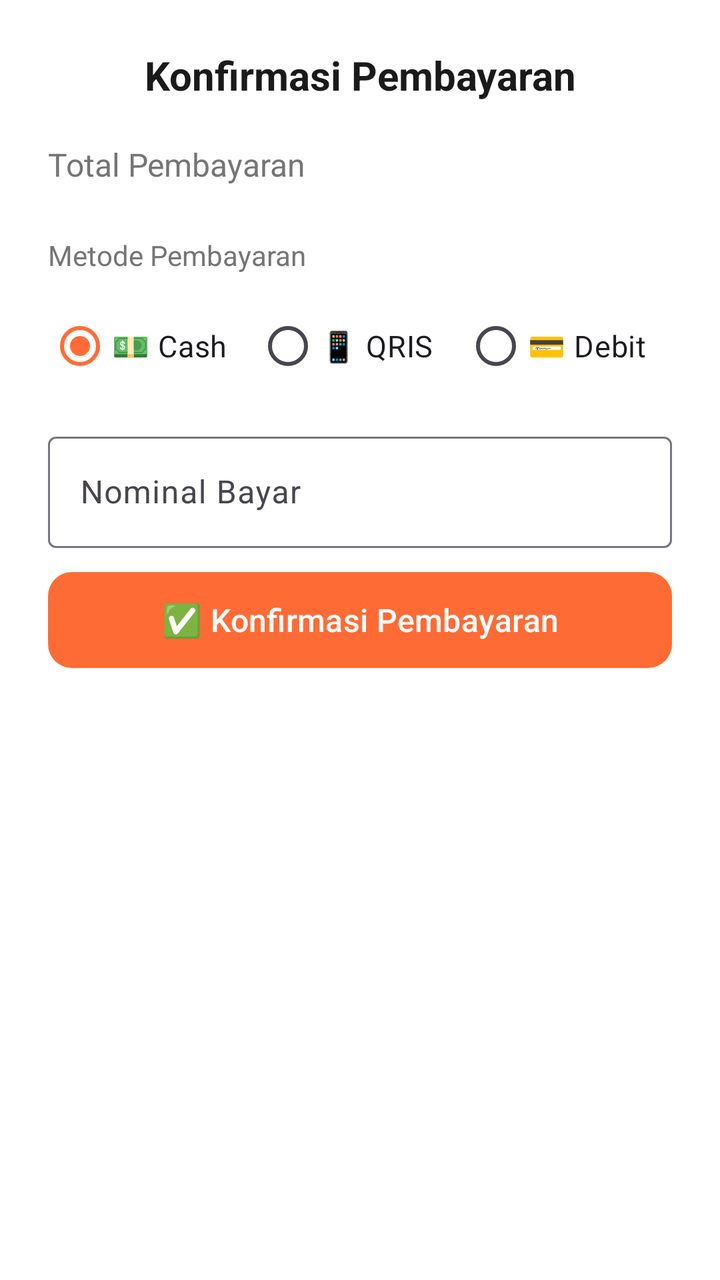
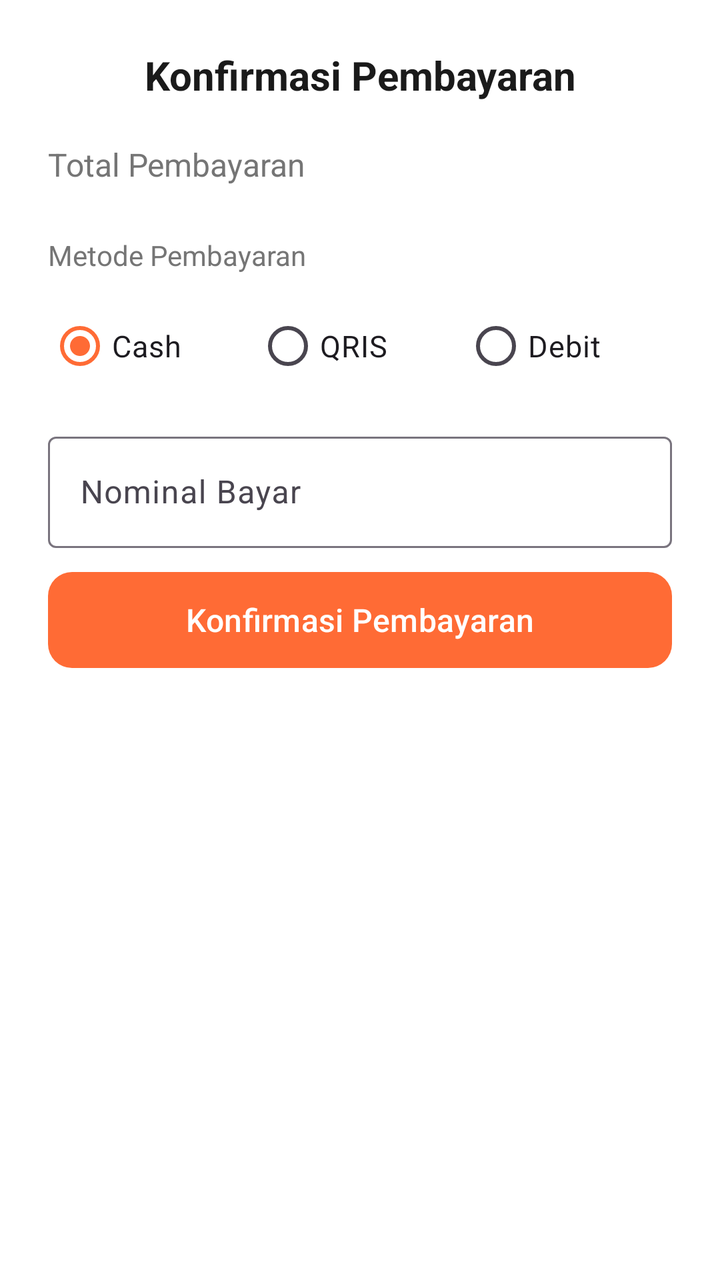

Before-and-after screenshots of an Android layout around one commit, followed by the original layout XML and the change that was made.
<!-- AndroidManifest.xml: application theme Theme.MiePos -->
<!-- res/layout/bottom_sheet_payment.xml -->
<?xml version="1.0" encoding="utf-8"?>
<LinearLayout xmlns:android="http://schemas.android.com/apk/res/android"
    xmlns:app="http://schemas.android.com/apk/res-auto"
    android:layout_width="match_parent"
    android:layout_height="wrap_content"
    android:orientation="vertical"
    android:padding="24dp"
    android:background="@color/surface">

    <TextView
        android:layout_width="match_parent"
        android:layout_height="wrap_content"
        android:text="Konfirmasi Pembayaran"
        android:textSize="20sp"
        android:textStyle="bold"
        android:textColor="@color/text_primary"
        android:gravity="center"
        android:layout_marginBottom="16dp" />

    <LinearLayout
        android:layout_width="match_parent"
        android:layout_height="wrap_content"
        android:orientation="horizontal"
        android:layout_marginBottom="24dp">

        <TextView
            android:layout_width="0dp"
            android:layout_height="wrap_content"
            android:layout_weight="1"
            android:text="Total Pembayaran"
            android:textSize="16sp"
            android:textColor="@color/text_secondary" />

        <TextView
            android:id="@+id/tvPaymentTotal"
            android:layout_width="wrap_content"
            android:layout_height="wrap_content"
            android:textSize="20sp"
            android:textStyle="bold"
            android:textColor="@color/primary" />
    </LinearLayout>

    <TextView
        android:layout_width="match_parent"
        android:layout_height="wrap_content"
        android:text="Metode Pembayaran"
        android:textSize="14sp"
        android:textColor="@color/text_secondary"
        android:layout_marginBottom="12dp" />

    <RadioGroup
        android:id="@+id/rgPaymentMethod"
        android:layout_width="match_parent"
        android:layout_height="wrap_content"
        android:orientation="horizontal"
        android:layout_marginBottom="16dp">

        <RadioButton android:id="@+id/rbCash"
            android:layout_width="0dp" android:layout_height="wrap_content"
            android:layout_weight="1" android:text="💵 Cash" android:checked="true"
            android:textSize="15sp" />

        <RadioButton android:id="@+id/rbQris"
            android:layout_width="0dp" android:layout_height="wrap_content"
            android:layout_weight="1" android:text="📱 QRIS"
            android:textSize="15sp" />

        <RadioButton android:id="@+id/rbDebit"
            android:layout_width="0dp" android:layout_height="wrap_content"
            android:layout_weight="1" android:text="💳 Debit"
            android:textSize="15sp" />
    </RadioGroup>

    <com.google.android.material.textfield.TextInputLayout
        android:id="@+id/tilCashInput"
        style="@style/Widget.Material3.TextInputLayout.OutlinedBox"
        android:layout_width="match_parent"
        android:layout_height="wrap_content"
        android:hint="Nominal Bayar"
        android:layout_marginBottom="8dp">

        <com.google.android.material.textfield.TextInputEditText
            android:id="@+id/etCashInput"
            android:layout_width="match_parent"
            android:layout_height="wrap_content"
            android:inputType="numberDecimal" />
    </com.google.android.material.textfield.TextInputLayout>

    <LinearLayout
        android:id="@+id/layoutKembalian"
        android:layout_width="match_parent"
        android:layout_height="wrap_content"
        android:orientation="horizontal"
        android:layout_marginBottom="24dp"
        android:visibility="gone">

        <TextView
            android:layout_width="0dp"
            android:layout_height="wrap_content"
            android:layout_weight="1"
            android:text="Kembalian"
            android:textSize="16sp"
            android:textColor="@color/text_secondary" />

        <TextView
            android:id="@+id/tvKembalian"
            android:layout_width="wrap_content"
            android:layout_height="wrap_content"
            android:textSize="18sp"
            android:textStyle="bold"
            android:textColor="@color/success" />
    </LinearLayout>

    <LinearLayout
        android:id="@+id/tvQrisPlaceholder"
        android:layout_width="match_parent"
        android:layout_height="wrap_content"
        android:orientation="vertical"
        android:gravity="center"
        android:background="@color/card_orange"
        android:padding="16dp"
        android:layout_marginBottom="16dp"
        android:visibility="gone">

        <TextView
            android:layout_width="wrap_content"
            android:layout_height="wrap_content"
            android:text="📱"
            android:textSize="32sp" />

        <TextView
            android:layout_width="wrap_content"
            android:layout_height="wrap_content"
            android:text="Tap &quot;Konfirmasi&quot; untuk tampilkan QR Code"
            android:textSize="13sp"
            android:textColor="@color/text_secondary"
            android:gravity="center"
            android:layout_marginTop="4dp" />
    </LinearLayout>

    <com.google.android.material.button.MaterialButton
        android:id="@+id/btnConfirmPayment"
        android:layout_width="match_parent"
        android:layout_height="56dp"
        android:text="✅ Konfirmasi Pembayaran"
        android:textSize="16sp"
        app:cornerRadius="12dp" />

</LinearLayout>
<!-- resources referenced by this layout -->
<resources>
  <color name="card_orange">#FFF3EC</color>
  <color name="primary">#FF6B35</color>
  <color name="success">#2E7D32</color>
  <color name="surface">#FFFFFF</color>
  <color name="text_primary">#1A1A1A</color>
  <color name="text_secondary">#757575</color>
  <style name="Theme.MiePos" parent="Theme.Material3.Light.NoActionBar">
          <item name="colorPrimary">@color/primary</item>
          <item name="colorPrimaryContainer">@color/primary_light</item>
          <item name="colorOnPrimaryContainer">@color/text_primary</item>
          <item name="colorOnPrimary">@color/on_primary</item>
          <item name="colorSecondary">@color/secondary</item>
          <item name="colorSecondaryContainer">@color/card_yellow</item>
          <item name="android:colorBackground">@color/background</item>
          <item name="colorSurface">@color/surface</item>
          <item name="colorError">@color/error</item>
      </style>
  <color name="primary_light">#FFAA80</color>
  <color name="on_primary">#FFFFFF</color>
  <color name="secondary">#FFB800</color>
  <color name="card_yellow">#FFF8E1</color>
  <color name="background">#FFF8F0</color>
  <color name="error">#C62828</color>
</resources>

<!-- the commit's change to res/layout/bottom_sheet_payment.xml (unified diff, before → after) -->
@@ -57,17 +57,17 @@
 
         <RadioButton android:id="@+id/rbCash"
             android:layout_width="0dp" android:layout_height="wrap_content"
-            android:layout_weight="1" android:text="💵 Cash" android:checked="true"
+            android:layout_weight="1" android:text="Cash" android:checked="true"
             android:textSize="15sp" />
 
         <RadioButton android:id="@+id/rbQris"
             android:layout_width="0dp" android:layout_height="wrap_content"
-            android:layout_weight="1" android:text="📱 QRIS"
+            android:layout_weight="1" android:text="QRIS"
             android:textSize="15sp" />
 
         <RadioButton android:id="@+id/rbDebit"
             android:layout_width="0dp" android:layout_height="wrap_content"
-            android:layout_weight="1" android:text="💳 Debit"
+            android:layout_weight="1" android:text="Debit"
             android:textSize="15sp" />
     </RadioGroup>
 
@@ -122,11 +122,11 @@
         android:layout_marginBottom="16dp"
         android:visibility="gone">
 
-        <TextView
-            android:layout_width="wrap_content"
-            android:layout_height="wrap_content"
-            android:text="📱"
-            android:textSize="32sp" />
+        <ImageView
+            android:layout_width="48dp"
+            android:layout_height="48dp"
+            android:src="@drawable/ic_qr_code"
+            android:contentDescription="QR Code" />
 
         <TextView
             android:layout_width="wrap_content"
@@ -142,7 +142,7 @@
         android:id="@+id/btnConfirmPayment"
         android:layout_width="match_parent"
         android:layout_height="56dp"
-        android:text="✅ Konfirmasi Pembayaran"
+        android:text="Konfirmasi Pembayaran"
         android:textSize="16sp"
         app:cornerRadius="12dp" />
 
<!-- resource entries referenced after the edit -->
@@ -6,6 +6,16 @@
   <color name="surface">#FFFFFF</color>
   <color name="text_primary">#1A1A1A</color>
   <color name="text_secondary">#757575</color>
+  <!-- drawable ic_qr_code (drawable) -->
+  <?xml version="1.0" encoding="utf-8"?>
+  <vector xmlns:android="http://schemas.android.com/apk/res/android"
+      android:width="24dp"
+      android:height="24dp"
+      android:viewportWidth="24"
+      android:viewportHeight="24">
+      <path android:fillColor="#FF6B35"
+          android:pathData="M3,11h2v2H3zM3,7h4v4H3zM3,3h4v4H3zM7,3h2v2H7zM7,9h2v2H7zM5,5h2v2H5zM5,9h2v2H5zM9,3h2v2H9zM11,3h2v2H11zM13,3h4v4h-4zM13,7h2v2h-2zM15,5h2v2h-2zM3,13h4v4H3zM5,15h2v2H5zM3,17h2v2H3zM9,13h2v2H9zM11,13h2v2H11zM13,13h2v2H13zM15,13h2v2H15zM17,11h2v2H17zM17,15h2v4H17zM19,13h2v2H19zM9,9h2v2H9zM11,9h2v2H11zM13,11h2v2H13zM15,11h2v2H15zM19,3h2v2H19zM17,5h2v4H17zM21,7h2v2H21z"/>
+  </vector>
   <style name="Theme.MiePos" parent="Theme.Material3.Light.NoActionBar">
           <item name="colorPrimary">@color/primary</item>
           <item name="colorPrimaryContainer">@color/primary_light</item>
